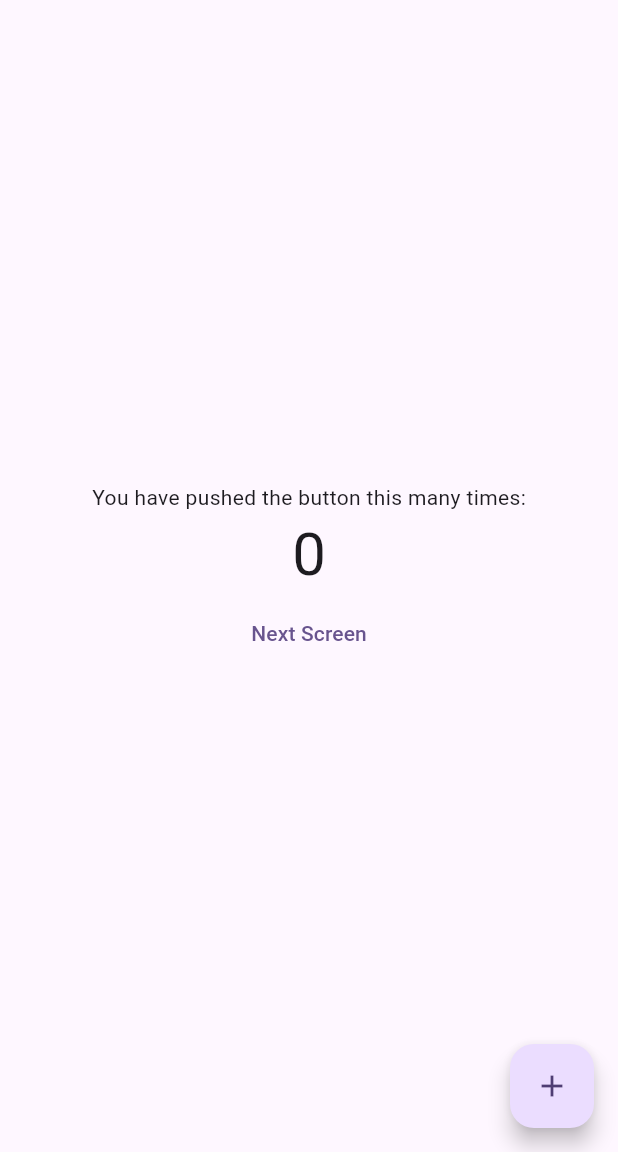
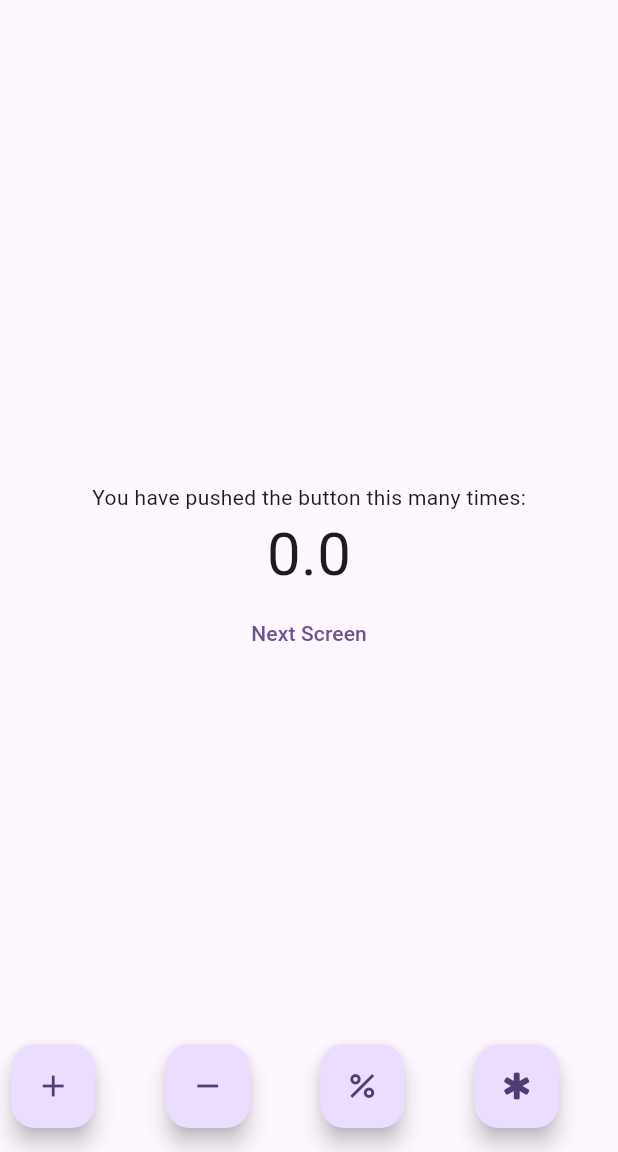
Before and after one commit to thenaijadev/counter, a Flutter app: the screen it shows after launch, on a phone screen of 412 x 824 dp, the part 84-1236 px from its top. Run offline on Flutter 3.47's test engine with Material 3 defaults, Android fonts, the phone set to English and light mode, and no system bars; our stand-ins replace bloc, equatable, flutter_bloc.

Commit message:
added three more floating action buttons

```diff
--- a/lib/bloc/counter_event.dart
+++ b/lib/bloc/counter_event.dart
@@ -9,7 +9,7 @@ sealed class CounterEvent extends Equatable {
 }
 
 class CounterAddEvent extends CounterEvent {
-  final int add;
+  final double add;
 
   const CounterAddEvent({
     required this.add,
@@ -17,8 +17,25 @@ class CounterAddEvent extends CounterEvent {
 }
 
 class CounterSubstractEvent extends CounterEvent {
-  final int minusWhat;
+  final double minus;
+
   const CounterSubstractEvent({
-    required this.minusWhat,
+    required this.minus,
   });
 }
+
+class CounterMultiplyEvent extends CounterEvent {
+  final double multiply;
+
+  const CounterMultiplyEvent({
+    required this.multiply,
+  });
+}
+
+class CounterDivideEvent extends CounterEvent {
+  final double divide;
+
+  const CounterDivideEvent({
+    required this.divide,
+  });
+}
--- a/lib/bloc/counter_state.dart
+++ b/lib/bloc/counter_state.dart
@@ -9,17 +9,44 @@ sealed class CounterState extends Equatable {
 }
 
 final class CounterInitial extends CounterState {
-  final int value;
+  final double value;
   const CounterInitial({this.value = 0});
   @override
   List<Object> get props => [value];
 }
 
 class CounterStateAdded extends CounterState {
-  final int value;
+  final double value;
   const CounterStateAdded({
     required this.value,
   });
   @override
   List<Object> get props => [value];
 }
+
+class CounterStateSubstracted extends CounterState {
+  final double value;
+  const CounterStateSubstracted({
+    required this.value,
+  });
+  @override
+  List<Object> get props => [value];
+}
+
+class CounterStateDivided extends CounterState {
+  final double value;
+  const CounterStateDivided({
+    required this.value,
+  });
+  @override
+  List<Object> get props => [value];
+}
+
+class CounterStateMultiplied extends CounterState {
+  final double value;
+  const CounterStateMultiplied({
+    required this.value,
+  });
+  @override
+  List<Object> get props => [value];
+}
--- a/lib/home.dart
+++ b/lib/home.dart
@@ -13,14 +13,6 @@ class MyHomePage extends StatefulWidget {
 }
 
 class _MyHomePageState extends State<MyHomePage> {
-  int _counter = 0;
-
-  void _incrementCounter() {
-    setState(() {
-      _counter++;
-    });
-  }
-
   @override
   Widget build(BuildContext context) {
     return Scaffold(
@@ -48,17 +40,26 @@ class _MyHomePageState extends State<MyHomePage> {
                 }
               },
               builder: (context, state) {
-                return state is CounterStateAdded
-                    ? Text(
+                if (state is CounterInitial) {
+                  return Text(
                     state.value.toString(),
                     style: const TextStyle(fontSize: 40),
-                      )
-                    : state is CounterInitial
-                        ? Text(
+                  );
+                }
+                if (state is CounterStateAdded) {
+                  return Text(
                     state.value.toString(),
                     style: const TextStyle(fontSize: 40),
-                          )
-                        : const SizedBox();
+                  );
+                }
+                if (state is CounterStateSubstracted) {
+                  return Text(
+                    state.value.toString(),
+                    style: const TextStyle(fontSize: 40),
+                  );
+                } else {
+                  return const SizedBox();
+                }
               },
             ),
             TextButton(
@@ -73,11 +74,44 @@ class _MyHomePageState extends State<MyHomePage> {
           ],
         ),
       ),
-      floatingActionButton: FloatingActionButton(
-        onPressed: () =>
-            {context.read<CounterBloc>().add(const CounterAddEvent(add: 5))},
+      floatingActionButton: Row(
+        mainAxisAlignment: MainAxisAlignment.spaceAround,
+        children: [
+          FloatingActionButton(
+            onPressed: () => {
+              context.read<CounterBloc>().add(const CounterAddEvent(add: 1))
+            },
             tooltip: 'Increment',
             child: const Icon(Icons.add),
+          ),
+          FloatingActionButton(
+            onPressed: () => {
+              context
+                  .read<CounterBloc>()
+                  .add(const CounterSubstractEvent(minus: 1))
+            },
+            tooltip: 'minus',
+            child: const Icon(Icons.remove),
+          ),
+          FloatingActionButton(
+            onPressed: () => {
+              context
+                  .read<CounterBloc>()
+                  .add(const CounterDivideEvent(divide: 5))
+            },
+            tooltip: 'divide',
+            child: const Icon(Icons.percent),
+          ),
+          FloatingActionButton(
+            onPressed: () => {
+              context
+                  .read<CounterBloc>()
+                  .add(const CounterMultiplyEvent(multiply: 2))
+            },
+            tooltip: 'multiply',
+            child: const Icon(Icons.emergency_rounded),
+          ),
+        ],
       ),
     );
   }
```
Also changed, not shown: lib/bloc/counter_bloc.dart (+50 -5 lines). Lines whose indentation alone changed are shown as unchanged.
